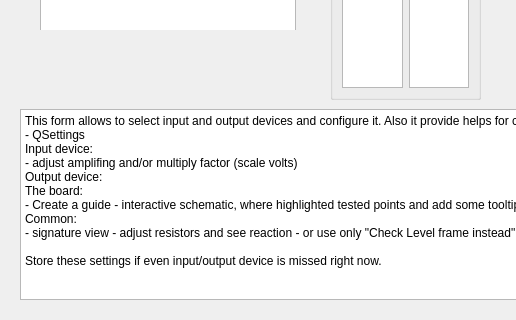
polovik/asa, file formcalibration.ui: the form before one commit; both pictures show x 0 to 516 and y 271 to 591 of the 673 by 591 pixel window.
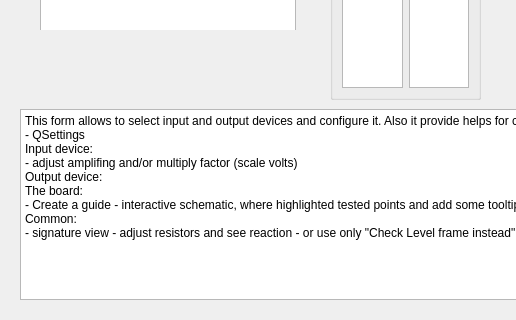
The form after the commit. Custom widgets are drawn as their Qt base class.

Commit message: Store a signature and photo using ImageTiff class.

What changed in the file:
```diff
--- a/formcalibration.ui
+++ b/formcalibration.ui
@@ -31,9 +31,7 @@
 The board:
 - Create a guide - interactive schematic, where highlighted tested points and add some tooltips and/or hints.
 Common:
-- signature view - adjust resistors and see reaction - or use only &quot;Check Level frame instead&quot;
-
-Store these settings if even input/output device is missed right now.</string>
+- signature view - adjust resistors and see reaction - or use only &quot;Check Level frame instead&quot;</string>
    </property>
   </widget>
   <widget class="QGroupBox" name="groupBox">
```
The commit also changes 3 other files.
